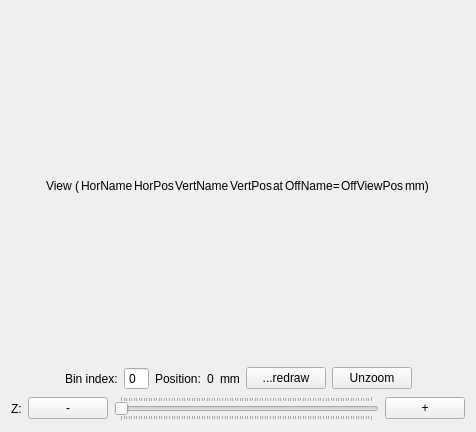
This is ants3bundle/src/ants3/gui/graph/aviewer3dwidget.ui in andrmor/ANTS3bundle as Qt 5 draws it before an edit. The edited form follows.
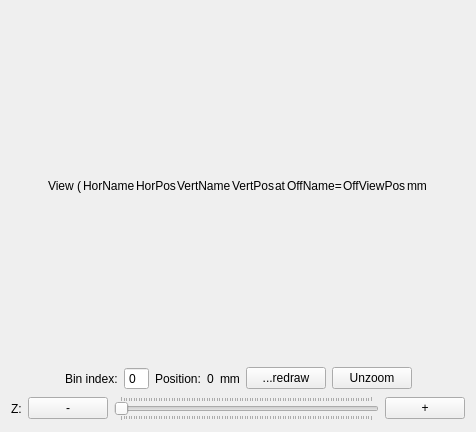
This is the edited form.

Diff of the .ui file:
```diff
--- a/ants3bundle/src/ants3/gui/graph/aviewer3dwidget.ui
+++ b/ants3bundle/src/ants3/gui/graph/aviewer3dwidget.ui
@@ -91,7 +91,7 @@
      <item>
       <widget class="QLabel" name="label_4">
        <property name="text">
-        <string>mm)</string>
+        <string>mm</string>
        </property>
       </widget>
      </item>
```
